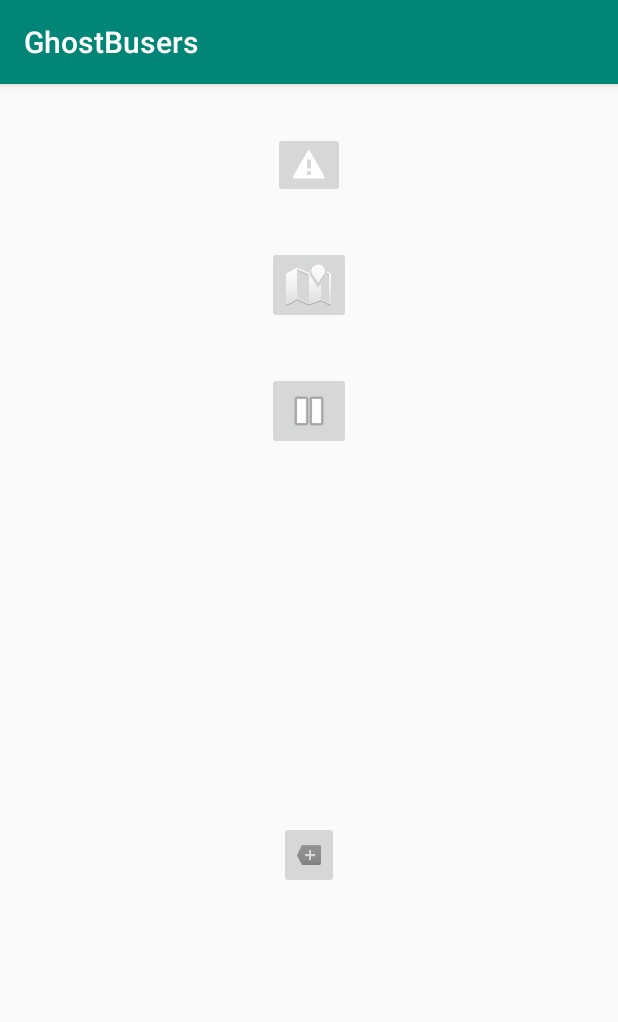
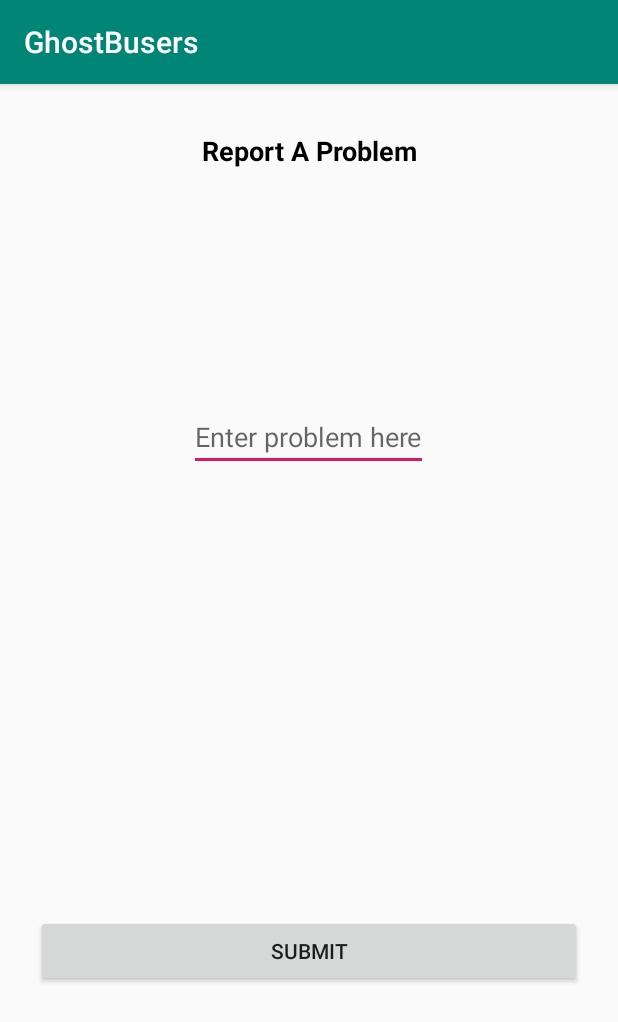
Before and after one commit to mayurdw/GhostBusers-GreenLightHackathon2019, an Android app: the HadAProblemActivity screen opened directly, with no data from a screen before it, on a phone screen of 412 x 824 dp. Shown: the top 1022 px of the screen. Run offline under Robolectric (Android 15) with nearby library versions, the phone set to English and light mode, and no system bars.

Commit message:
incomplete commit

```diff
--- a/app/src/main/java/com/example/ghostbusers/HadAProblemActivity.java
+++ b/app/src/main/java/com/example/ghostbusers/HadAProblemActivity.java
@@ -8,28 +8,18 @@ import android.view.View;
 import android.widget.Toast;
 
 public class HadAProblemActivity extends AppCompatActivity {
-    private final String TAG="PROBLEM_ACTIVITY";
+    private final String TAG = "PROBLEM_ACTIVITY";
     @Override
     protected void onCreate(Bundle savedInstanceState) {
         super.onCreate(savedInstanceState);
         setContentView(R.layout.activity_had_aproblem);
     }
 
-    public void problemClicked(View view) {
-        int viewId = view.getId();
-        String message;
-        switch( viewId){
-            case R.id.early_or_late: message = getString(R.string.early_of_late); break;
-            case R.id.didnt_arrive: message = getString(R.string.didn_t_arrive); break;
-            case R.id.im_stuck: message = getString(R.string.i_am_stuck); break;
-            default:
-            case R.id.another: message = getString(R.string.i_had_another_problem); break;
-        }
-
-        showToast(message);
-    }
-
     private void showToast(String message){
         Toast.makeText(this, message, Toast.LENGTH_SHORT ).show();
     }
+
+    public void onSubmitButton(View view) {
+        showToast("Problem Report Submitted");
+    }
 }
--- a/app/src/main/res/layout/activity_had_aproblem.xml
+++ b/app/src/main/res/layout/activity_had_aproblem.xml
@@ -6,53 +6,55 @@
     android:layout_height="match_parent"
     tools:context=".HadAProblemActivity">
 
-    <ImageButton
-        android:id="@+id/early_or_late"
+    <TextView
+        android:id="@+id/textView2"
+        android:layout_width="0dp"
+        android:layout_height="wrap_content"
+        android:layout_marginStart="32dp"
+        android:layout_marginLeft="32dp"
+        android:layout_marginTop="32dp"
+        android:layout_marginEnd="32dp"
+        android:layout_marginRight="32dp"
+        android:text="@string/report_a_problem"
+        android:textAlignment="center"
+        android:textColor="@color/colorBlack"
+        android:textSize="18sp"
+        android:textStyle="bold"
+        app:layout_constraintEnd_toEndOf="parent"
+        app:layout_constraintStart_toStartOf="parent"
+        app:layout_constraintTop_toTopOf="parent" />
+
+    <EditText
+        android:id="@+id/textView3"
         android:layout_width="wrap_content"
         android:layout_height="wrap_content"
-        android:layout_marginTop="32dp"
-        android:contentDescription="@string/early_of_late"
+        android:layout_marginStart="32dp"
+        android:layout_marginLeft="32dp"
+        android:layout_marginTop="156dp"
+        android:layout_marginEnd="32dp"
+        android:layout_marginRight="32dp"
+        android:hint="@string/enter_problem_here"
+        android:inputType="textMultiLine"
         app:layout_constraintEnd_toEndOf="parent"
+        app:layout_constraintHorizontal_bias="0.497"
         app:layout_constraintStart_toStartOf="parent"
-        app:layout_constraintTop_toTopOf="parent"
-        app:srcCompat="@android:drawable/stat_sys_warning"
-        android:onClick="problemClicked"/>
+        app:layout_constraintTop_toBottomOf="@+id/textView2"
 
-    <ImageButton
-        android:id="@+id/didnt_arrive"
-        android:layout_width="wrap_content"
+        />
+
+    <Button
+        android:id="@+id/submit_a_report"
+        android:layout_width="0dp"
         android:layout_height="wrap_content"
-        android:layout_marginTop="32dp"
+        android:layout_marginStart="24dp"
+        android:layout_marginLeft="24dp"
+        android:layout_marginTop="296dp"
+        android:layout_marginEnd="24dp"
+        android:layout_marginRight="24dp"
+        android:onClick="onSubmitButton"
+        android:text="@string/submit"
         app:layout_constraintEnd_toEndOf="parent"
+        app:layout_constraintHorizontal_bias="0.0"
         app:layout_constraintStart_toStartOf="parent"
-        app:layout_constraintTop_toBottomOf="@+id/early_or_late"
-        app:srcCompat="@android:drawable/ic_dialog_map"
-        android:contentDescription="@string/didn_t_arrive"
-        android:onClick="problemClicked"/>
-
-    <ImageButton
-        android:id="@+id/im_stuck"
-        android:layout_width="wrap_content"
-        android:layout_height="wrap_content"
-        android:layout_marginTop="32dp"
-        app:layout_constraintEnd_toEndOf="parent"
-        app:layout_constraintStart_toStartOf="parent"
-        app:layout_constraintTop_toBottomOf="@+id/didnt_arrive"
-        app:srcCompat="@android:drawable/ic_media_pause"
-        android:contentDescription="@string/i_am_stuck"
-        android:onClick="problemClicked"/>
-
-    <ImageButton
-        android:id="@+id/another"
-        android:layout_width="wrap_content"
-        android:layout_height="wrap_content"
-        android:layout_marginTop="32dp"
-        android:layout_marginBottom="16dp"
-        app:layout_constraintBottom_toBottomOf="parent"
-        app:layout_constraintEnd_toEndOf="parent"
-        app:layout_constraintStart_toStartOf="parent"
-        app:layout_constraintTop_toBottomOf="@+id/im_stuck"
-        app:srcCompat="@android:drawable/stat_notify_more"
-        android:contentDescription="@string/i_had_another_problem"
-        android:onClick="problemClicked"/>
+        app:layout_constraintTop_toBottomOf="@+id/textView3" />
 </androidx.constraintlayout.widget.ConstraintLayout>
--- a/app/src/main/res/values/colors.xml
+++ b/app/src/main/res/values/colors.xml
@@ -3,4 +3,5 @@
     <color name="colorPrimary">#008577</color>
     <color name="colorPrimaryDark">#00574B</color>
     <color name="colorAccent">#D81B60</color>
+    <color name="colorBlack">#000000</color>
 </resources>
--- a/app/src/main/res/values/strings.xml
+++ b/app/src/main/res/values/strings.xml
@@ -5,4 +5,7 @@
     <string name="i_am_stuck">I am Stuck</string>
     <string name="didn_t_arrive">Did not arrive</string>
     <string name="early_of_late">Early or Late</string>
+    <string name="report_a_problem">Report A Problem</string>
+    <string name="enter_problem_here">Enter problem here</string>
+    <string name="submit">Submit</string>
 </resources>
```
